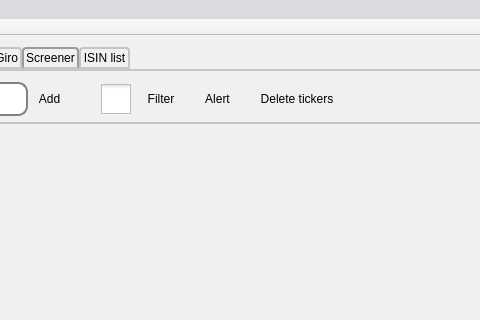
Before: the Qt Designer form mainwindow.ui in ado130/SPM, drawn with Qt 5; both pictures show x 93 to 573 and y 0 to 320 of the 1440 by 768 pixel window.
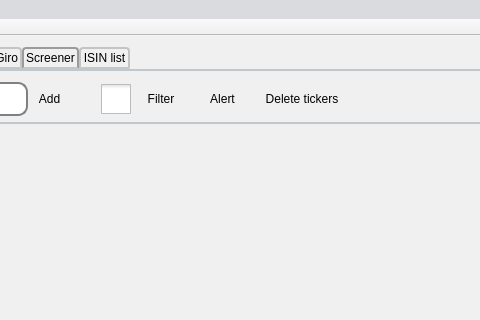
After: the same form once the commit is applied. The open tabs and pages were chosen to show the change. Icons and pictures are not drawn.

```diff
--- a/mainwindow.ui
+++ b/mainwindow.ui
@@ -1033,7 +1033,7 @@
                  <string notr="true">QToolButton 
 { 
 	margin-left: 0px;
-	margin-right: 15px;
+	margin-right: 20px;
 
     border: 1px transparent #575757;
     border-radius: 4px;
```
Left out of the diff: 2 changed lines with no effect on the pictures.
